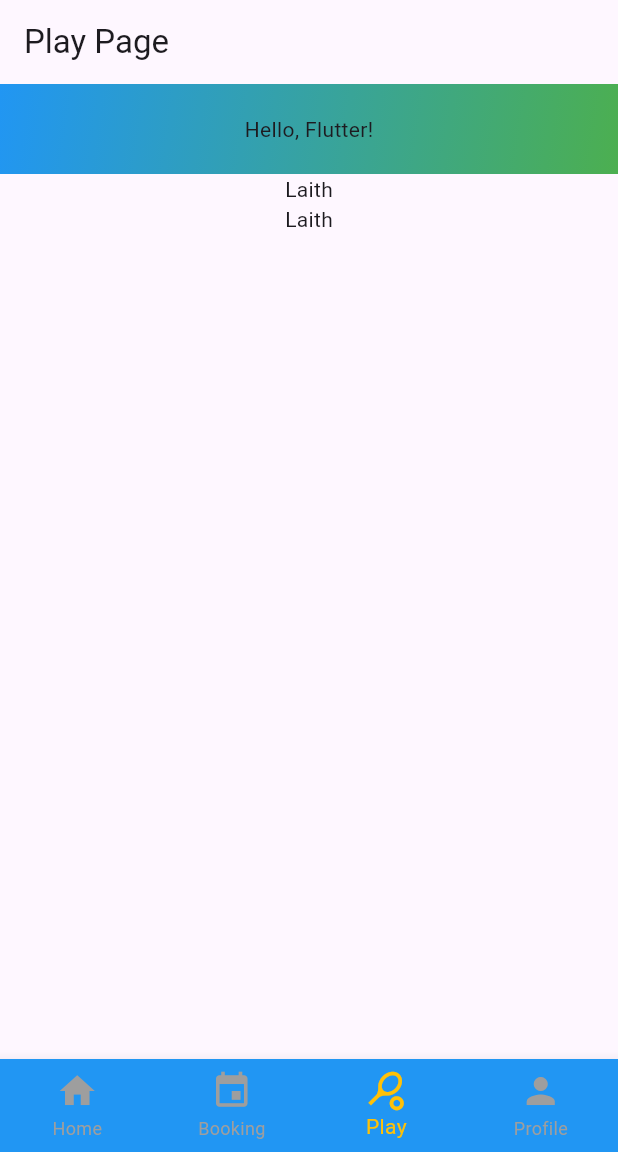
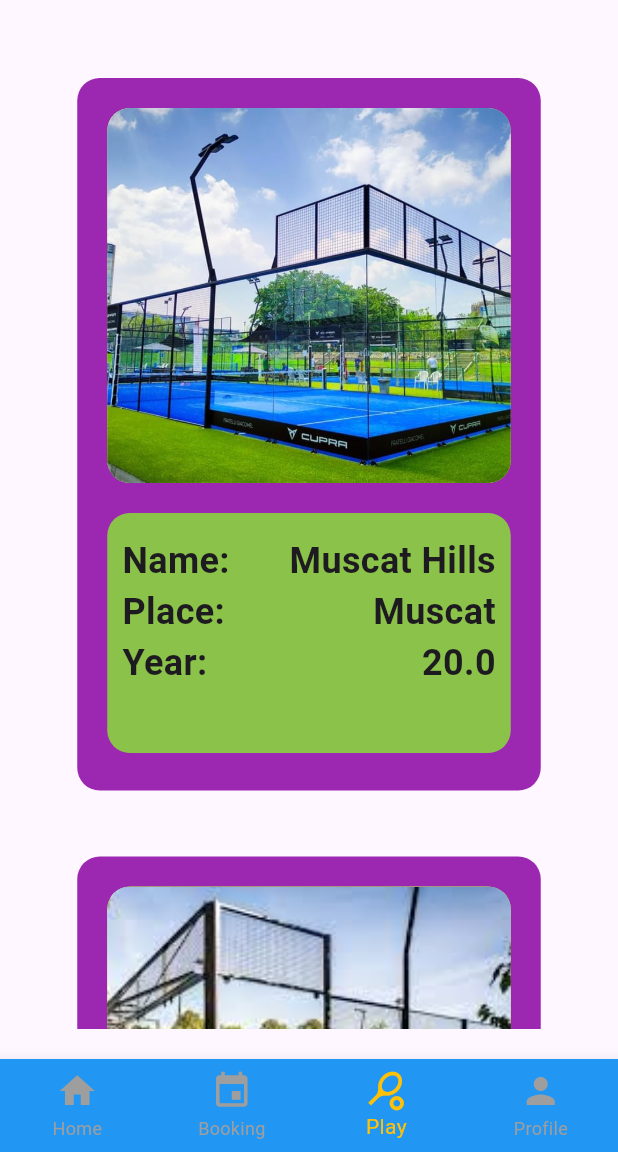
Before and after one commit to khalid21sa/moplieproject, a Flutter app: the screen it shows after launch, item 3 of the bottom bar chosen, on a phone screen of 412 x 824 dp, the part 84-1236 px from its top. Run offline on Flutter 3.47's test engine with Material 3 defaults, Android fonts, the phone set to English and light mode, and no system bars; our stand-ins replace firebase_core, firebase_database; accounts and stored records are empty.

Commit message:
Laith
I did changes to make it exactly like the doctor want

```diff
--- a/lib/pages/data/DatabaseHelper.dart
+++ b/lib/data/DatabaseHelper.dart
@@ -41,18 +41,18 @@ class DatabaseHelper {
   }
 
   static void readFirebaseRealtimeDBMain(
-      Function(List<court>) castleListCallback) {
+      Function(List<Court>) castleListCallback) {
     DatabaseReference databaseReference = FirebaseDatabase.instance.ref();
     databaseReference.child("padlecourt").onValue.listen((castleDataJson) {
       if (castleDataJson.snapshot.exists) {
         CourtData castleData;
-        court castle;
-        List<court> castleList = [];
+        Court castle;
+        List<Court> castleList = [];
         castleDataJson.snapshot.children.forEach((element) {
 //print("Element Key: ${element.key}");
 //print("Element: ${element.value}");
           castleData = CourtData.fromJson(element.value as Map);
-          castle = court(element.key, castleData);
+          castle = Court(element.key, castleData);
           castleList.add(castle);
         });
         castleListCallback(castleList);
--- a/lib/pages/data/MyTextScreen.dart
+++ b/lib/data/MyTextScreen.dart
@@ -1,7 +1,7 @@
 import 'package:flutter/cupertino.dart';
 import 'package:flutter/material.dart';
-import '../ImageDecoration.dart';
-import '../imageCaption.dart';
+import '../../screens/ImageDecoration.dart';
+import '../../screens/imageCaption.dart';
 import 'DatabaseHelper.dart';
 import 'court_model.dart';
 
@@ -13,12 +13,12 @@ class MyTextScreen extends StatefulWidget {
 }
 
 class _MyTextScreenState extends State<MyTextScreen> {
-  List<court> castleList = [];
+  List<Court> castleList = [];
 
   @override
   void initState() {
     super.initState();
-    DatabaseHelper.readFirebaseRealtimeDBMain((List<court> castleList) {
+    DatabaseHelper.readFirebaseRealtimeDBMain((List<Court> castleList) {
       setState(() {
         this.castleList = castleList;
       });
@@ -38,7 +38,7 @@ class _MyTextScreenState extends State<MyTextScreen> {
           : ListView.builder(
               itemCount: castleList.length,
               itemBuilder: (context, index) {
-                court castle = castleList[index];
+                Court court = castleList[index];
                 return Card(
                   child: Padding(
                     padding: const EdgeInsets.all(8.0),
@@ -46,21 +46,21 @@ class _MyTextScreenState extends State<MyTextScreen> {
                       crossAxisAlignment: CrossAxisAlignment.center,
                       children: [
                         ImageDecoration(
-                          imagePath: '${castle.courtData?.imagePath ?? ''}',
+                          imagePath: '${court.courtData?.imagePath ?? ''}',
                         ),
                         SizedBox(height: 8),
                         imageCaption(
-                            caption: '${castle.courtData?.name ?? 'No Name'}'),
+                            caption: '${court.courtData?.name ?? 'No Name'}'),
                         SizedBox(height: 4),
                         Text(
-                          'Place: ${castle.courtData?.place ?? 'Unknown'}',
+                          'Place: ${court.courtData?.place ?? 'Unknown'}',
                           style: TextStyle(
                             fontSize: 16,
                           ),
                         ),
                         SizedBox(height: 4),
                         Text(
-                          'Price: \$${castle.courtData?.ticketPrice?.toStringAsFixed(2) ?? '0.00'}',
+                          'Price: \$${court.courtData?.ticketPrice?.toStringAsFixed(2) ?? '0.00'}',
                           style: TextStyle(
                             fontSize: 16,
                           ),
--- a/lib/pages/data/court_model.dart
+++ b/lib/data/court_model.dart
@@ -1,8 +1,8 @@
-class court {
+class Court {
   String? key;
   CourtData? courtData;
 
-  court(this.key, this.courtData);
+  Court(this.key, this.courtData);
 }
 
 class CourtData {
--- a/lib/main.dart
+++ b/lib/main.dart
@@ -2,14 +2,14 @@
 import 'package:flutter/material.dart';
 import 'package:firebase_core/firebase_core.dart';
 import 'package:firebase_database/firebase_database.dart';
-import 'package:moplieproject/pages/booking_page.dart';
-import 'package:moplieproject/pages/data/DatabaseHelper.dart';
-import 'package:moplieproject/pages/data/list.dart';
-import 'package:moplieproject/pages/home_page.dart';
-import 'package:moplieproject/pages/play_page.dart';
-import 'package:moplieproject/pages/profile_page.dart';
-
-import 'pages/data/MyTextScreen.dart';
+import 'package:moplieproject/screens/booking_page.dart';
+import 'package:moplieproject/screens/home_page.dart';
+import 'package:moplieproject/screens/play_page.dart';
+import 'package:moplieproject/screens/profile_page.dart';
+import 'package:moplieproject/shareable/MyDynamicImageListScreen.dart';
+import 'data/DatabaseHelper.dart';
+import 'data/MyTextScreen.dart';
+import 'data/list.dart';
 
 Future<void> main() async {
   WidgetsFlutterBinding.ensureInitialized();
@@ -49,7 +49,7 @@ class _MyHomePageState extends State<MyHomePage> {
   _MyHomePageState() : _widgetOptions = [
     HomePage(), // HomePage requires sendMessage to be passed
     MyTextScreen(),
-    play(),
+    MyDynamicImageListScreen(),
     ProfilePage(),
   ];
 
--- a/lib/pages/booking_page.dart
+++ b/lib/screens/booking_page.dart
@@ -1,6 +1,6 @@
 import 'package:flutter/material.dart';
+import '../data/MyTextScreen.dart';
 import 'ImageDecoration.dart';
-import 'data/MyTextScreen.dart';
 import 'imageCaption.dart';
 
 
--- a/lib/pages/imageCaption.dart
+++ b/lib/screens/imageCaption.dart
@@ -1,6 +1,6 @@
 import 'package:flutter/cupertino.dart';
 import 'package:flutter/material.dart';
-import 'package:moplieproject/pages/appStyle.dart';
+import 'package:moplieproject/screens/appStyle.dart';
 
 
 class imageCaption extends StatelessWidget {
--- /dev/null
+++ b/lib/shareable/MyDynamicImageListScreen.dart
@@ -0,0 +1,63 @@
+import 'package:flutter/material.dart';
+import 'package:moplieproject/data/DatabaseHelper.dart';
+import '../data/court_model.dart';
+import 'MyRoundedCastleInfo.dart';
+
+class MyDynamicImageListScreen extends StatefulWidget {
+  const MyDynamicImageListScreen({super.key});
+
+  @override
+  State<MyDynamicImageListScreen> createState() =>
+      _MyDynamicImageListScreenState();
+}
+
+class _MyDynamicImageListScreenState extends State<MyDynamicImageListScreen> {
+  List<Court> courtList =
+      []; // Ensure that the class name 'Court' is correctly capitalized if it is so in your model.
+
+  @override
+  void initState() {
+    super.initState();
+    DatabaseHelper.readFirebaseRealtimeDBMain((courtList) {
+      setState(() {
+        this.courtList = courtList;
+      });
+    });
+  }
+
+  @override
+  Widget build(BuildContext context) {
+    return Scaffold(
+      //backgroundColor: Colors.black,
+      body: Center(
+          child: Padding(
+        padding: const EdgeInsets.all(20.0),
+        //padding: const EdgeInsets.only(top: 20, bottom: 20),
+        child: ListView(
+          children: [
+            //SingleChildScrollView(
+            // scrollDirection: Axis.vertical,
+            //child: Row(
+            //child:
+            Column(
+              children: [
+                //const Gap(20),
+                const SizedBox(
+                  height: 20,
+                ),
+                for (int i = 0; i < courtList.length; i++) ...{
+                  MyRoundedCastleInfo(court: courtList[i]),
+                  const SizedBox(
+                    height: 20,
+                  ),
+                  // const Gap(20),
+                }
+              ],
+            ),
+            //),
+          ],
+        ),
+      )),
+    );
+  }
+}
--- /dev/null
+++ b/lib/shareable/MyRoundedCastleInfo.dart
@@ -0,0 +1,113 @@
+import 'package:flutter/material.dart';
+
+import '../data/court_model.dart';
+
+
+class MyRoundedCastleInfo extends StatelessWidget {
+  final Court? court;
+
+  const MyRoundedCastleInfo({super.key, required this.court});
+
+  @override
+  Widget build(BuildContext context) {
+    /*GestureDetector(
+        onTap: () {
+          if (castle != null) {
+            Navigator.push(
+              context,
+              MaterialPageRoute(
+                builder: (context) => CastleDetailScreen(castle: castle!),
+              ),
+            );
+          }
+        },*/
+    return Padding(
+      padding: const EdgeInsets.all(12.0),
+      child: Container(
+        height: 475,
+        width: 0.75 * MediaQuery.of(context).size.width,
+        decoration: BoxDecoration(
+          color: Colors.purple,
+          borderRadius: BorderRadius.circular(15),
+        ),
+        child: Column(
+          children: [
+            Padding(
+              padding: const EdgeInsets.all(20.0),
+              child: Container(
+                height: 250,
+                decoration: BoxDecoration(
+                    borderRadius: BorderRadius.circular(15),
+                    color: Colors.lightGreenAccent,
+                    image: DecorationImage(
+                      fit: BoxFit.cover,
+                      image:
+                      AssetImage("image/${court?.courtData?.imagePath}"),
+                    )),
+              ),
+            ),
+            Padding(
+              padding: const EdgeInsets.only(left: 20, right: 20),
+              child: Stack(
+                children: [
+                  Container(
+                    height: 160,
+                    decoration: BoxDecoration(
+                      borderRadius: BorderRadius.circular(15),
+                      color: Colors.lightGreen,
+                    ),
+                    child: Padding(
+                      padding: const EdgeInsets.symmetric(
+                          vertical: 15, horizontal: 10),
+                      child: Row(
+                        mainAxisAlignment: MainAxisAlignment.spaceBetween,
+                        children: [
+                          const Column(
+                            crossAxisAlignment: CrossAxisAlignment.start,
+                            children: [
+                              Text(
+                                "Name:",
+                                style: TextStyle(fontWeight: FontWeight.bold, fontSize: 24),
+                              ),
+                              Text(
+                                "Place:",
+                                style: TextStyle(fontWeight: FontWeight.bold, fontSize: 24),
+                              ),
+                              Text(
+                                "Year:",
+                                style: TextStyle(fontWeight: FontWeight.bold, fontSize: 24),
+                              ),
+                            ],
+                          ),
+                          Column(
+                            crossAxisAlignment: CrossAxisAlignment.end,
+                            children: [
+                              Text(
+                                court!.courtData!.name.toString(),
+                                style: const TextStyle(fontWeight: FontWeight.bold, fontSize: 24),
+                              ),
+                              Text(
+                                court!.courtData!.place.toString(),
+                                style: const TextStyle(fontWeight: FontWeight.bold, fontSize: 24),
+                              ),
+                              Text(
+                                court!.courtData!.ticketPrice.toString(),
+                                style: const TextStyle(fontWeight: FontWeight.bold, fontSize: 24),
+                              ),
+                            ],
+                          ),
+                        ],
+                      ),
+                    ),
+                  ),
+                ],
+              ),
+            ),
+          ],
+        ),
+      ),
+    );
+
+    // );
+  }
+}
```
Also changed, not shown: lib/data/list.dart (renamed from lib/pages/data/list.dart), lib/screens/ImageDecoration.dart (renamed from lib/pages/ImageDecoration.dart), lib/screens/appStyle.dart (renamed from lib/pages/appStyle.dart), lib/screens/home_page.dart (renamed from lib/pages/home_page.dart), lib/screens/play_page.dart (renamed from lib/pages/play_page.dart), lib/screens/profile_page.dart (renamed from lib/pages/profile_page.dart).
